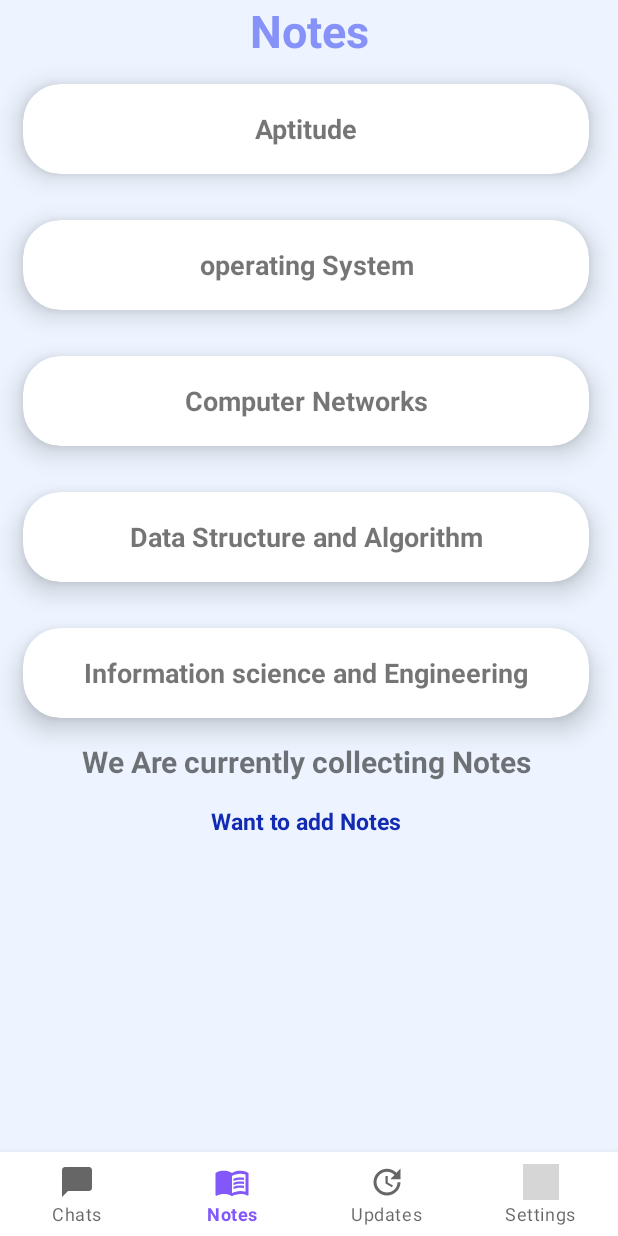
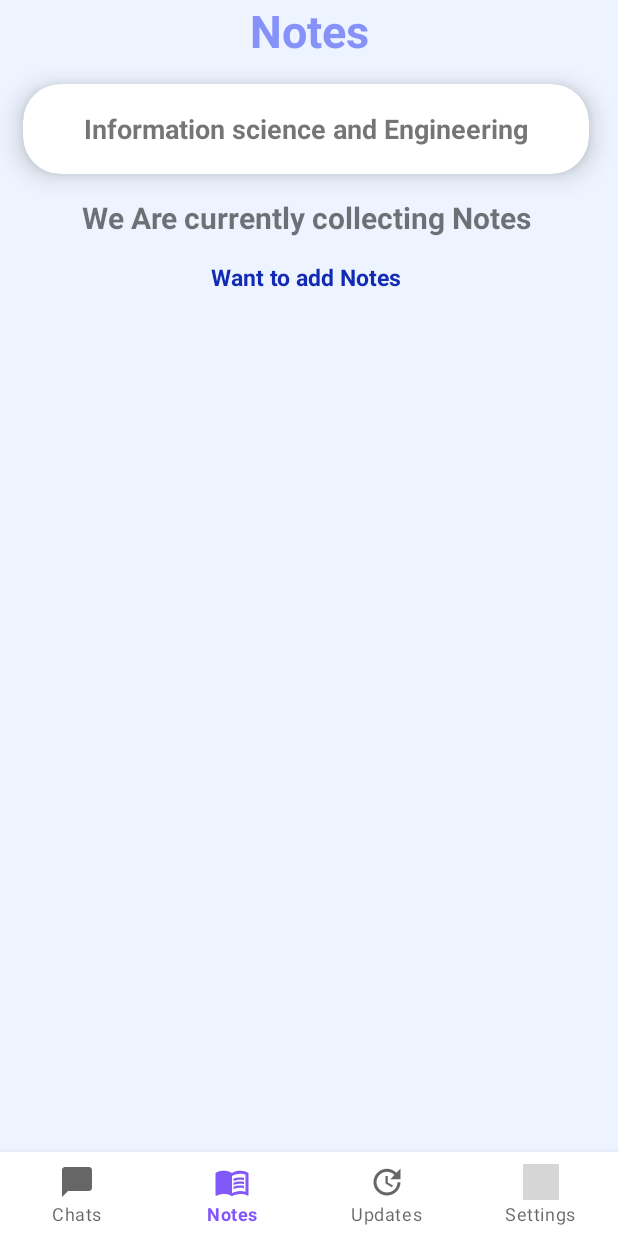
Before and after one commit to danu20002/clgBuddy, an Android app: the Notes screen opened directly, with no data from a screen before it, on a phone screen of 412 x 824 dp. Run offline under Robolectric (Android 15) with nearby library versions, the phone set to English and light mode, and no system bars; grey boxes are pictures that could not be loaded.

Commit message:
changed it

```diff
--- a/app/src/main/java/com/daneshnaik/chatbot/Activities/Notes.java
+++ b/app/src/main/java/com/daneshnaik/chatbot/Activities/Notes.java
@@ -1,9 +1,4 @@
 package com.daneshnaik.chatbot.Activities;
-
-import androidx.annotation.NonNull;
-import androidx.appcompat.app.AlertDialog;
-import androidx.appcompat.app.AppCompatActivity;
-import androidx.cardview.widget.CardView;
 
 import android.content.DialogInterface;
 import android.content.Intent;
@@ -16,14 +11,12 @@ import android.widget.ScrollView;
 import android.widget.TextView;
 import android.widget.Toast;
 
-import com.daneshnaik.chatbot.Activities.Departments.Aeronautical;
-import com.daneshnaik.chatbot.Activities.Departments.Bsc_honers;
-import com.daneshnaik.chatbot.Activities.Departments.Electrical;
-import com.daneshnaik.chatbot.Activities.Departments.Electronics;
+import androidx.annotation.NonNull;
+import androidx.appcompat.app.AlertDialog;
+import androidx.appcompat.app.AppCompatActivity;
+import androidx.cardview.widget.CardView;
+
 import com.daneshnaik.chatbot.Activities.Departments.Information;
-import com.daneshnaik.chatbot.Activities.Departments.Mechanical;
-import com.daneshnaik.chatbot.Activities.Departments.civil;
-import com.daneshnaik.chatbot.Activities.Departments.computer;
 import com.daneshnaik.chatbot.R;
 import com.google.android.material.bottomnavigation.BottomNavigationView;
 import com.google.android.material.navigation.NavigationBarView;
@@ -46,44 +39,44 @@ scrollView=findViewById(R.id.scrollview_notes);
         scrollView.setAnimation(animation1);
 
 
-        aero_view=findViewById(R.id.aptitude);
-        aero_view.setOnClickListener(new View.OnClickListener() {
-            @Override
-            public void onClick(View v) {
-             startActivity(new Intent(getApplicationContext(),Aeronautical.class));
-             overridePendingTransition(android.R.anim.fade_in, android.R.anim.fade_out);
-            }
-        });
-
-        bsc_view=findViewById(R.id.os);
-        bsc_view.setOnClickListener(new View.OnClickListener() {
-            @Override
-            public void onClick(View v) {
-                startActivity(new Intent(getApplicationContext(), Bsc_honers.class));
-                overridePendingTransition(android.R.anim.fade_in, android.R.anim.fade_out);
-            }
-        });
-
-
-
-        computer_view=findViewById(R.id.dsa);
-        computer_view.setOnClickListener(new View.OnClickListener() {
-            @Override
-            public void onClick(View v) {
-                startActivity(new Intent(getApplicationContext(), computer.class));
-                overridePendingTransition(android.R.anim.fade_in, android.R.anim.fade_out);
-            }
-        });
-
-
-        civil_view=findViewById(R.id.computer_networks);
-        civil_view.setOnClickListener(new View.OnClickListener() {
-            @Override
-            public void onClick(View v) {
-                startActivity(new Intent(getApplicationContext(), civil.class));
-                overridePendingTransition(android.R.anim.fade_in, android.R.anim.fade_out);
-            }
-        });
+//        aero_view=findViewById(R.id.aptitude);
+//        aero_view.setOnClickListener(new View.OnClickListener() {
+//            @Override
+//            public void onClick(View v) {
+//             startActivity(new Intent(getApplicationContext(),Aeronautical.class));
+//             overridePendingTransition(android.R.anim.fade_in, android.R.anim.fade_out);
+//            }
+//        });
+//
+//        bsc_view=findViewById(R.id.os);
+//        bsc_view.setOnClickListener(new View.OnClickListener() {
+//            @Override
+//            public void onClick(View v) {
+//                startActivity(new Intent(getApplicationContext(), Bsc_honers.class));
+//                overridePendingTransition(android.R.anim.fade_in, android.R.anim.fade_out);
+//            }
+//        });
+//
+//
+//
+//        computer_view=findViewById(R.id.dsa);
+//        computer_view.setOnClickListener(new View.OnClickListener() {
+//            @Override
+//            public void onClick(View v) {
+//                startActivity(new Intent(getApplicationContext(), computer.class));
+//                overridePendingTransition(android.R.anim.fade_in, android.R.anim.fade_out);
+//            }
+//        });
+//
+//
+//        civil_view=findViewById(R.id.computer_networks);
+//        civil_view.setOnClickListener(new View.OnClickListener() {
+//            @Override
+//            public void onClick(View v) {
+//                startActivity(new Intent(getApplicationContext(), civil.class));
+//                overridePendingTransition(android.R.anim.fade_in, android.R.anim.fade_out);
+//            }
+//        });
 
 
 //        electrical_view=findViewById(R.id.eee);
--- a/app/src/main/res/layout/activity_notes.xml
+++ b/app/src/main/res/layout/activity_notes.xml
@@ -147,80 +147,80 @@
 <!--        android:textStyle="bold"/>-->
 <!--</androidx.cardview.widget.CardView>-->
 
-    <androidx.cardview.widget.CardView
-        android:layout_width="match_parent"
-        android:layout_height="60dp"
-        app:cardCornerRadius="25dp"
-        app:cardElevation="10dp"
-        android:layout_margin="15dp"
-        android:background="?selectableItemBackground"
-        android:layout_gravity="center"
-        android:id="@+id/aptitude">
-        <TextView
-            android:layout_width="match_parent"
-            android:layout_height="wrap_content"
-            android:textAlignment="center"
-            android:layout_gravity="center"
-            android:text="Aptitude"
-            android:textSize="18sp"
-            android:textStyle="bold"/>
-    </androidx.cardview.widget.CardView>
+<!--    <androidx.cardview.widget.CardView-->
+<!--        android:layout_width="match_parent"-->
+<!--        android:layout_height="60dp"-->
+<!--        app:cardCornerRadius="25dp"-->
+<!--        app:cardElevation="10dp"-->
+<!--        android:layout_margin="15dp"-->
+<!--        android:background="?selectableItemBackground"-->
+<!--        android:layout_gravity="center"-->
+<!--        android:id="@+id/aptitude">-->
+<!--        <TextView-->
+<!--            android:layout_width="match_parent"-->
+<!--            android:layout_height="wrap_content"-->
+<!--            android:textAlignment="center"-->
+<!--            android:layout_gravity="center"-->
+<!--            android:text="Aptitude"-->
+<!--            android:textSize="18sp"-->
+<!--            android:textStyle="bold"/>-->
+<!--    </androidx.cardview.widget.CardView>-->
 
-    <androidx.cardview.widget.CardView
-        android:layout_width="match_parent"
-        android:layout_height="60dp"
-        app:cardCornerRadius="25dp"
-        app:cardElevation="10dp"
-        android:layout_margin="15dp"
-        android:background="?selectableItemBackground"
-        android:layout_gravity="center"
-        android:id="@+id/os">
-        <TextView
-            android:layout_width="match_parent"
-            android:layout_height="wrap_content"
-            android:textAlignment="center"
-            android:layout_gravity="center"
-            android:text="operating System"
-            android:textSize="18sp"
-            android:textStyle="bold"/>
-    </androidx.cardview.widget.CardView>
-    <androidx.cardview.widget.CardView
-        android:layout_width="match_parent"
-        android:layout_height="60dp"
-        app:cardCornerRadius="25dp"
-        app:cardElevation="10dp"
-        android:layout_margin="15dp"
-        android:background="?selectableItemBackground"
-        android:layout_gravity="center"
-        android:id="@+id/computer_networks">
-        <TextView
-            android:layout_width="match_parent"
-            android:layout_height="wrap_content"
-            android:textAlignment="center"
-            android:layout_gravity="center"
-            android:text="Computer Networks"
-            android:textSize="18sp"
-            android:textStyle="bold"/>
-    </androidx.cardview.widget.CardView>
+<!--    <androidx.cardview.widget.CardView-->
+<!--        android:layout_width="match_parent"-->
+<!--        android:layout_height="60dp"-->
+<!--        app:cardCornerRadius="25dp"-->
+<!--        app:cardElevation="10dp"-->
+<!--        android:layout_margin="15dp"-->
+<!--        android:background="?selectableItemBackground"-->
+<!--        android:layout_gravity="center"-->
+<!--        android:id="@+id/os">-->
+<!--        <TextView-->
+<!--            android:layout_width="match_parent"-->
+<!--            android:layout_height="wrap_content"-->
+<!--            android:textAlignment="center"-->
+<!--            android:layout_gravity="center"-->
+<!--            android:text="operating System"-->
+<!--            android:textSize="18sp"-->
+<!--            android:textStyle="bold"/>-->
+<!--    </androidx.cardview.widget.CardView>-->
+<!--    <androidx.cardview.widget.CardView-->
+<!--        android:layout_width="match_parent"-->
+<!--        android:layout_height="60dp"-->
+<!--        app:cardCornerRadius="25dp"-->
+<!--        app:cardElevation="10dp"-->
+<!--        android:layout_margin="15dp"-->
+<!--        android:background="?selectableItemBackground"-->
+<!--        android:layout_gravity="center"-->
+<!--        android:id="@+id/computer_networks">-->
+<!--        <TextView-->
+<!--            android:layout_width="match_parent"-->
+<!--            android:layout_height="wrap_content"-->
+<!--            android:textAlignment="center"-->
+<!--            android:layout_gravity="center"-->
+<!--            android:text="Computer Networks"-->
+<!--            android:textSize="18sp"-->
+<!--            android:textStyle="bold"/>-->
+<!--    </androidx.cardview.widget.CardView>-->
 
-    <androidx.cardview.widget.CardView
-        android:layout_width="match_parent"
-        android:layout_height="60dp"
-        app:cardCornerRadius="25dp"
-        app:cardElevation="10dp"
-        android:layout_margin="15dp"
-        android:background="?selectableItemBackground"
-        android:layout_gravity="center"
-        android:id="@+id/dsa">
-        <TextView
-            android:layout_width="match_parent"
-            android:layout_height="wrap_content"
-            android:textAlignment="center"
-            android:layout_gravity="center"
-            android:text="Data Structure and Algorithm"
-            android:textSize="18sp"
-            android:textStyle="bold"/>
-    </androidx.cardview.widget.CardView>
+<!--    <androidx.cardview.widget.CardView-->
+<!--        android:layout_width="match_parent"-->
+<!--        android:layout_height="60dp"-->
+<!--        app:cardCornerRadius="25dp"-->
+<!--        app:cardElevation="10dp"-->
+<!--        android:layout_margin="15dp"-->
+<!--        android:background="?selectableItemBackground"-->
+<!--        android:layout_gravity="center"-->
+<!--        android:id="@+id/dsa">-->
+<!--        <TextView-->
+<!--            android:layout_width="match_parent"-->
+<!--            android:layout_height="wrap_content"-->
+<!--            android:textAlignment="center"-->
+<!--            android:layout_gravity="center"-->
+<!--            android:text="Data Structure and Algorithm"-->
+<!--            android:textSize="18sp"-->
+<!--            android:textStyle="bold"/>-->
+<!--    </androidx.cardview.widget.CardView>-->
     <androidx.cardview.widget.CardView
         android:layout_width="match_parent"
         android:layout_height="60dp"
```
